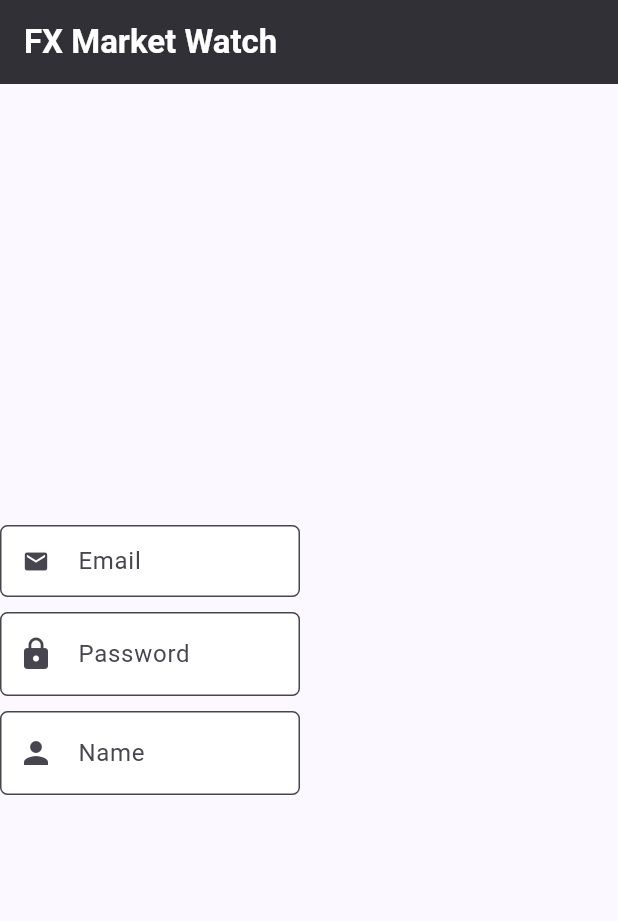
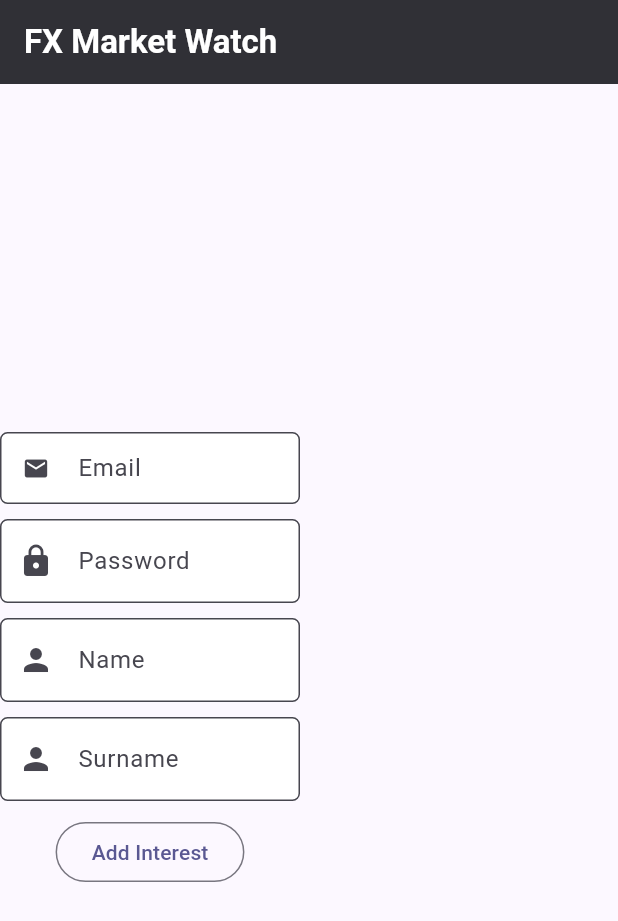
Before and after one commit to georgeeset/fast_price_alert, a Flutter app: the screen it shows after launch, on a phone screen of 412 x 824 dp. Shown: the top 921 px of the screen. Run offline on Flutter 3.47's test engine with Material 2 defaults, Android fonts, the light colour scheme and no system bars; our stand-ins replace bloc, equatable, flutter_bloc.

Commit message:
Interest selection issues not updating when data is updated in the intereset select bloc About to do a re-adjustment on the bloc design. i just need to save this now

```diff
--- /dev/null
+++ b/src/front_end/fx_maket_watch/lib/cubits/interest_select_cubit/interest_select_cubit.dart
@@ -0,0 +1,15 @@
+import 'package:bloc/bloc.dart';
+
+class InterestSelectCubit extends Cubit<List<String>> {
+  InterestSelectCubit() : super([]);
+
+  addSelected(item) {
+    state.add(item);
+    emit(state);
+  }
+
+  removeSelected(item) {
+    state.remove(item);
+    emit(state);
+  }
+}
--- a/src/front_end/fx_maket_watch/lib/main.dart
+++ b/src/front_end/fx_maket_watch/lib/main.dart
@@ -1,4 +1,6 @@
 import 'package:flutter/material.dart';
+import 'package:flutter_bloc/flutter_bloc.dart';
+import 'package:fx_maket_watch/cubits/interest_select_cubit/interest_select_cubit.dart';
 import 'package:fx_maket_watch/screens/home_screen/home_screen.dart';
 
 class MyApp extends StatelessWidget {
@@ -7,7 +9,9 @@ class MyApp extends StatelessWidget {
   // This widget is the root of your application.
   @override
   Widget build(BuildContext context) {
-    return MaterialApp(
+    return BlocProvider<InterestSelectCubit>(
+      create: (_) => InterestSelectCubit(),
+      child: MaterialApp(
         title: 'FX Market Watch',
         theme: ThemeData(
           colorScheme: ColorScheme.fromSeed(
@@ -17,7 +21,9 @@ class MyApp extends StatelessWidget {
         debugShowCheckedModeBanner: false,
 
         //TODO check api if user session is stil open before loaing home or login
+
         home: const MyHomePage(),
+      ),
     );
   }
 }
--- a/src/front_end/fx_maket_watch/lib/screens/home_screen/home_screen.dart
+++ b/src/front_end/fx_maket_watch/lib/screens/home_screen/home_screen.dart
@@ -27,7 +27,7 @@ class MyHomePage extends StatelessWidget {
           children: <Widget>[
             Container(
               height: 500,
-              child: const Row(children: [
+              child: Row(children: [
                 LoginSignup(),
                 // SlideShow(),
               ]),
--- a/src/front_end/fx_maket_watch/lib/screens/home_screen/login_signup_widget.dart
+++ b/src/front_end/fx_maket_watch/lib/screens/home_screen/login_signup_widget.dart
@@ -1,11 +1,15 @@
 import 'package:flutter/material.dart';
 import 'package:flutter_bloc/flutter_bloc.dart';
 import 'package:fx_maket_watch/cubits/email_textfield_cubit/email_text_field_cubit.dart';
+import 'package:fx_maket_watch/cubits/interest_select_cubit/interest_select_cubit.dart';
 import 'package:fx_maket_watch/cubits/name_textfield_cubit/name_input_cubit.dart';
 import 'package:fx_maket_watch/cubits/password_textfield_cubit/password_textfield_cubit.dart';
+import 'package:fx_maket_watch/cubits/surname_textfield_cubit/surname_input_cubit.dart';
 import 'package:fx_maket_watch/widgets/email_input.dart';
+import 'package:fx_maket_watch/widgets/multiselect_dialog.dart';
 import 'package:fx_maket_watch/widgets/name_input.dart';
 import 'package:fx_maket_watch/widgets/password_input.dart';
+import 'package:fx_maket_watch/widgets/surname_input.dart';
 
 class LoginSignup extends StatelessWidget {
   const LoginSignup({super.key});
@@ -16,23 +20,40 @@ class LoginSignup extends StatelessWidget {
       providers: [
         BlocProvider(create: (_) => EmailTextfieldCubit()),
         BlocProvider(create: (_) => PasswordTextfieldCubit()),
-        BlocProvider(create: (_) => NameInputCubit())
+        BlocProvider(create: (_) => NameInputCubit()),
+        BlocProvider(create: (_) => SurnameInputCubit()),
       ],
-      child: const SizedBox(
-        height: 400,
+      child: SizedBox(
+        height: 800,
         width: 200,
         child: Column(
           mainAxisAlignment: MainAxisAlignment.center,
           children: [
-            EmailInputField(),
-            SizedBox(
-              height: 10,
+            const EmailInputField(),
+            const SizedBox(height: 10),
+            const PasswordInputField(),
+            const SizedBox(height: 10),
+            const NameInputField(),
+            const SizedBox(height: 10),
+            const SurnameInput(),
+            const SizedBox(height: 10),
+            OutlinedButton(
+              onPressed: () {
+                showDialog(
+                  context: context,
+                  builder: (BuildContext context) {
+                    return multiSelect(context);
+                  },
+                );
+              },
+              child: const Text('Add Interest'),
             ),
-            PasswordInputField(),
-            SizedBox(
-              height: 10,
-            ),
-            NameInputField(),
+            BlocBuilder<InterestSelectCubit, List<String>>(
+                builder: (context, state) {
+              return Wrap(
+                children: state.map((e) => Text(e)).toList(),
+              );
+            }),
           ],
         ),
       ),
--- /dev/null
+++ b/src/front_end/fx_maket_watch/lib/widgets/surname_input.dart
@@ -0,0 +1,36 @@
+import 'package:flutter/material.dart';
+import 'package:flutter_bloc/flutter_bloc.dart';
+import 'package:fx_maket_watch/cubits/surname_textfield_cubit/surname_input_cubit.dart';
+
+class SurnameInput extends StatelessWidget {
+  const SurnameInput({super.key, this.labelText = 'Surname'});
+
+  final String labelText;
+
+  @override
+  Widget build(BuildContext context) {
+    return BlocBuilder<SurnameInputCubit, SurnameInputState>(
+        builder: (context, state) {
+      return TextField(
+        keyboardType: TextInputType.name,
+        onChanged: (val) {
+          final cubitHandle = context.read<SurnameInputCubit>();
+          cubitHandle.updateText(val);
+        },
+        decoration: InputDecoration(
+            filled: true,
+            fillColor: Colors.white,
+            errorText: state is SurnameInputError ? state.message : null,
+            hintText: 'FamilyName',
+            labelText: labelText,
+            prefixIcon: const Icon(
+              Icons.person,
+            ),
+            border: const OutlineInputBorder(
+                borderRadius: BorderRadius.all(
+              Radius.circular(5),
+            ))),
+      );
+    });
+  }
+}
```
Also changed, not shown: src/front_end/fx_maket_watch/lib/widgets/multiselect_dialog.dart (added, +72 -0 lines). Lines whose indentation alone changed are shown as unchanged.
